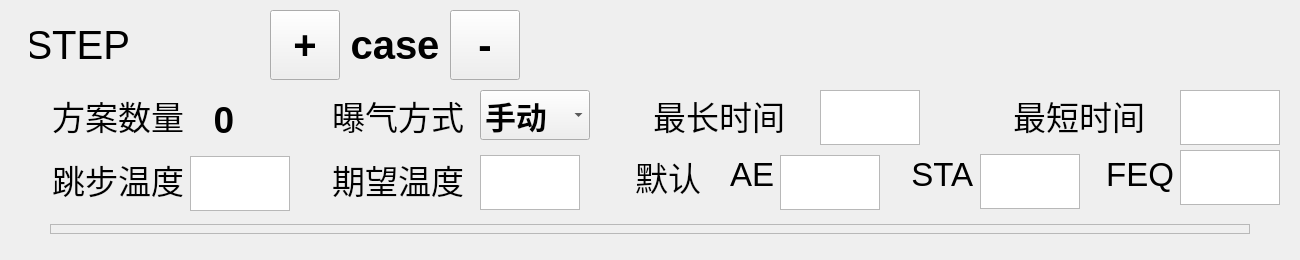
Before: the Qt Designer form HqswQingYuan/ferstepform.ui in hqtecheptech/MagicPill, drawn with Qt 5.
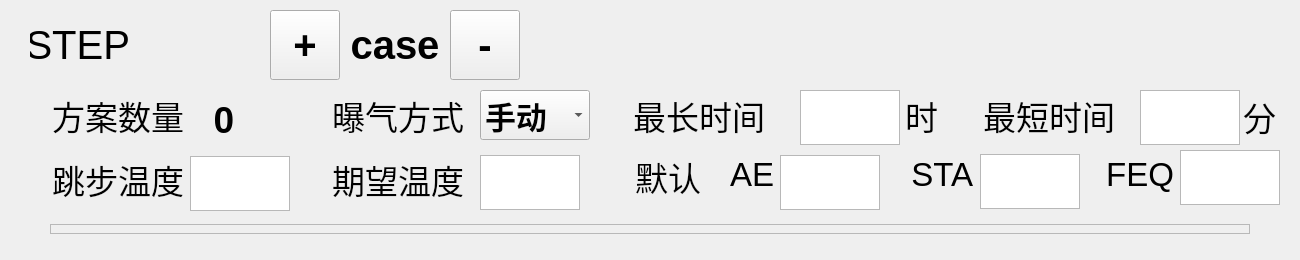
After: the same form once the commit is applied.

Diff of the .ui file:
```diff
--- a/HqswQingYuan/ferstepform.ui
+++ b/HqswQingYuan/ferstepform.ui
@@ -193,7 +193,7 @@
   <widget class="QLabel" name="label_8">
    <property name="geometry">
     <rect>
-     <x>620</x>
+     <x>600</x>
      <y>90</y>
      <width>165</width>
      <height>50</height>
@@ -217,7 +217,7 @@
   <widget class="QLabel" name="label_9">
    <property name="geometry">
     <rect>
-     <x>980</x>
+     <x>950</x>
      <y>90</y>
      <width>165</width>
      <height>50</height>
@@ -277,7 +277,7 @@
   <widget class="QTextEdit" name="max_time_text_edit">
    <property name="geometry">
     <rect>
-     <x>820</x>
+     <x>800</x>
      <y>90</y>
      <width>100</width>
      <height>55</height>
@@ -295,7 +295,7 @@
   <widget class="QTextEdit" name="min_time_text_edit">
    <property name="geometry">
     <rect>
-     <x>1180</x>
+     <x>1140</x>
      <y>90</y>
      <width>100</width>
      <height>55</height>
@@ -580,6 +580,54 @@
     <number>0</number>
    </property>
   </widget>
+  <widget class="QLabel" name="label_13">
+   <property name="geometry">
+    <rect>
+     <x>903</x>
+     <y>90</y>
+     <width>35</width>
+     <height>50</height>
+    </rect>
+   </property>
+   <property name="font">
+    <font>
+     <pointsize>25</pointsize>
+    </font>
+   </property>
+   <property name="text">
+    <string>时</string>
+   </property>
+   <property name="alignment">
+    <set>Qt::AlignRight|Qt::AlignTrailing|Qt::AlignVCenter</set>
+   </property>
+   <property name="margin">
+    <number>0</number>
+   </property>
+  </widget>
+  <widget class="QLabel" name="label_14">
+   <property name="geometry">
+    <rect>
+     <x>1241</x>
+     <y>91</y>
+     <width>35</width>
+     <height>50</height>
+    </rect>
+   </property>
+   <property name="font">
+    <font>
+     <pointsize>25</pointsize>
+    </font>
+   </property>
+   <property name="text">
+    <string>分</string>
+   </property>
+   <property name="alignment">
+    <set>Qt::AlignRight|Qt::AlignTrailing|Qt::AlignVCenter</set>
+   </property>
+   <property name="margin">
+    <number>0</number>
+   </property>
+  </widget>
  </widget>
  <resources/>
  <connections/>
```
